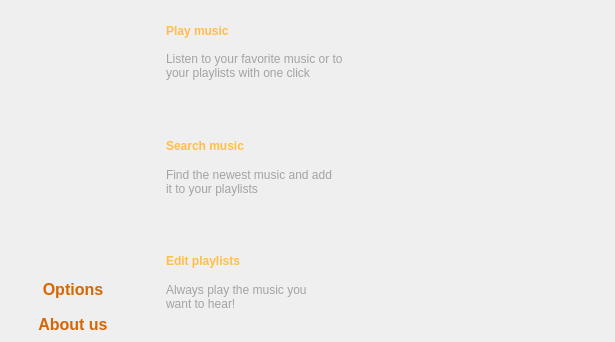
Above: mainwindow.ui from xxmicloxx/GSPlayerQT before the change. Below: the same form after it.
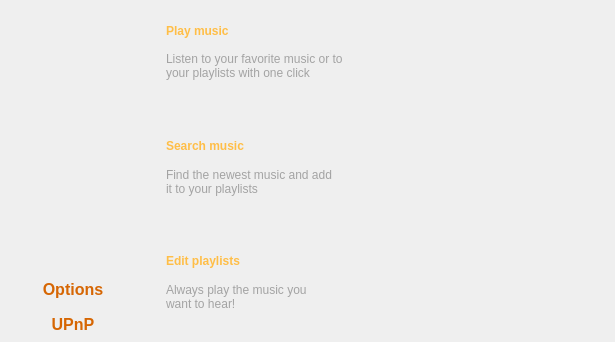
That is the form after the change. Icons and pictures are not drawn.

```diff
--- a/mainwindow.ui
+++ b/mainwindow.ui
@@ -174,7 +174,7 @@
      </rect>
     </property>
     <property name="text">
-     <string>About us</string>
+     <string>UPnP</string>
     </property>
     <property name="flat">
      <bool>true</bool>
```
